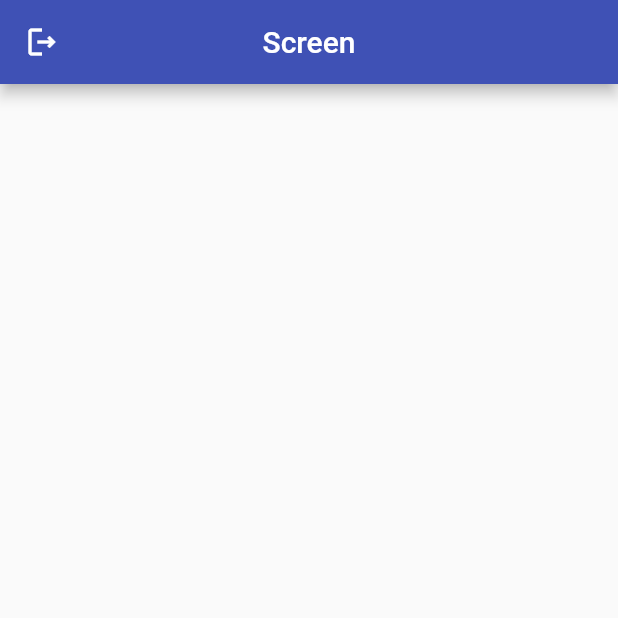
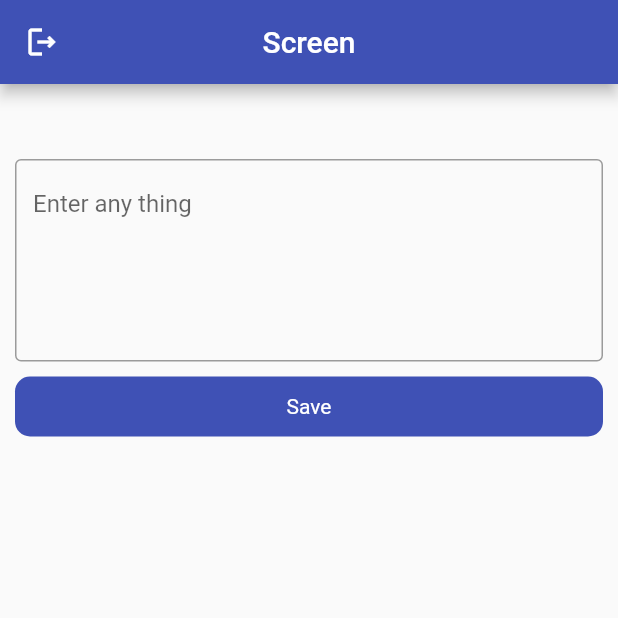
Before and after one commit to AbdulIslam001/firebase-authentication, a Flutter app: the MainScreen screen opened directly, on a phone screen of 412 x 824 dp, the top half of it. Run offline on Flutter 3.47's test engine with Material 2 defaults, Android fonts, the phone set to English and light mode, and no system bars; our stand-ins replace firebase_auth, firebase_core, firebase_database, fluttertoast; accounts and stored records are empty.

Commit message:
no message

```diff
--- a/lib/Login_with_ph_number.dart
+++ b/lib/Login_with_ph_number.dart
@@ -47,6 +47,7 @@ class _SignWithNumberState extends State<SignWithNumber> {
                 setState(() {
                   loading=true;
                 });
+
                 auth.verifyPhoneNumber(
                   phoneNumber:verifer.text ,
                     verificationCompleted: (_){},
--- a/lib/Screen.dart
+++ b/lib/Screen.dart
@@ -1,12 +1,24 @@
+import 'package:demo/Reuse_Button.dart';
 import 'package:demo/Utilities.dart';
 import 'package:firebase_auth/firebase_auth.dart';
+import 'package:firebase_database/firebase_database.dart';
 import 'package:flutter/material.dart';
 
 import 'SplashView.dart';
 
-class MainScreen extends StatelessWidget {
+class MainScreen extends StatefulWidget {
    MainScreen({Key? key}) : super(key: key);
+
+  @override
+  State<MainScreen> createState() => _MainScreenState();
+}
+
+class _MainScreenState extends State<MainScreen> {
 final auth = FirebaseAuth.instance;
+final loading=false;
+final post = TextEditingController();
+
+final databaseref = FirebaseDatabase.instance.ref('Posts');
   @override
   Widget build(BuildContext context) {
     return Scaffold(
@@ -23,6 +35,37 @@ final auth = FirebaseAuth.instance;
         centerTitle: true,
         title:const Text('Screen'),
       ),
+      body: Padding(
+        padding: const EdgeInsets.symmetric(horizontal: 10),
+        child: Column(
+          children: [
+            const SizedBox(
+              height: 50,
+            ),
+            TextFormField(
+              controller: post,
+              maxLines: 5,
+              decoration:const  InputDecoration(
+                border: OutlineInputBorder(),
+                hintText: 'Enter any thing'
+              ),
+            ),
+            const SizedBox(
+              height: 10,
+            ),
+            ReuseButton(title: "Save",loading: loading ,ontap: (){
+              databaseref.child('1').set({
+                'id':1 ,
+                'title' : post.text.toString()
+              }).then((value) {
+                utilies().messege("Post added to database");
+              }).onError((error, stackTrace) {
+                utilies().messege(error.toString());
+              });
+            })
+          ],
+        ),
+      ),
     );
   }
 }
--- a/lib/VerifyScreen.dart
+++ b/lib/VerifyScreen.dart
@@ -4,7 +4,7 @@ import 'package:flutter/material.dart';
 
 import 'Reuse_Button.dart';
 import 'Screen.dart';
-import 'SplashView.dart';
+
 
 class VerificationScreen extends StatefulWidget {
   final  verificationcode;
```
Also changed, not shown: pubspec.yaml (+4 -3 lines), pubspec.lock.
